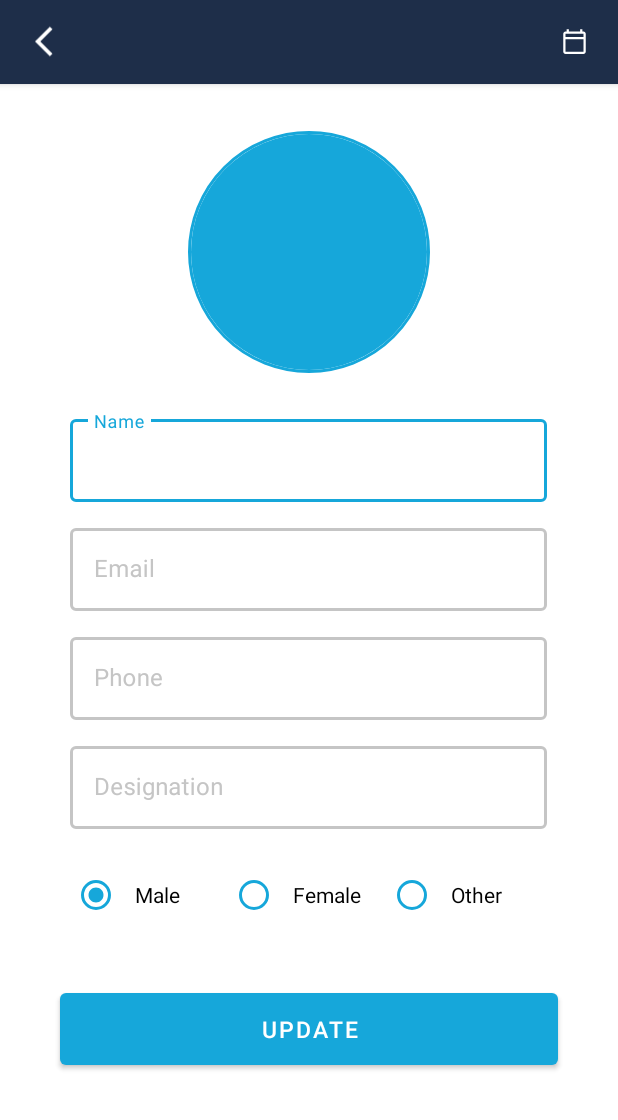
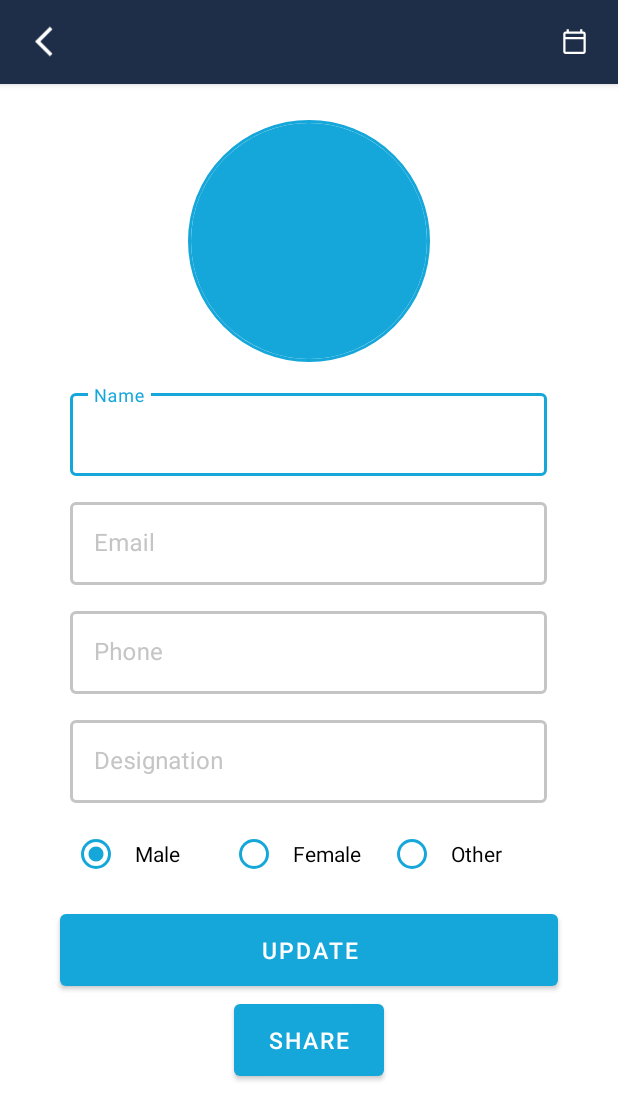
Before and after one commit to appcrafters-dev/RotaManager, an Android app: the EditStaffMember screen opened directly, with no data from a screen before it, on a phone screen of 412 x 824 dp. Shown: the top 1120 px of the screen. Run offline under Robolectric (Android 15) with nearby library versions, the phone set to English and light mode, and no system bars; our stand-ins replace CircleImageView, Firebase (no records; nobody signed in at launch, a user with empty details on screens opened directly); 8 statements that could not run were skipped.

Commit message:
Share button implemented ✅

```diff
--- a/app/src/main/java/com/deeppatel/rotamanager/admin/ManageStaff/EditStaffMember.java
+++ b/app/src/main/java/com/deeppatel/rotamanager/admin/ManageStaff/EditStaffMember.java
@@ -1,5 +1,8 @@
 package com.deeppatel.rotamanager.admin.ManageStaff;
 
+import android.content.ClipData;
+import android.content.ClipboardManager;
+import android.content.Context;
 import android.content.Intent;
 import android.os.Bundle;
 import android.util.Log;
@@ -24,10 +27,10 @@ import java.util.Map;
 
 public class EditStaffMember extends AppCompatActivity {
     private ImageView back, memberDpView;
-    private ImageView share;
+    private ImageView memberSchedule;
 
     private TextView nameView, emailView, designationView, phoneView,memberNameViewToolbar;
-    private Button update;
+    private Button update,share;
 
     //:TODO RadioButton loading
 
@@ -43,6 +46,7 @@ public class EditStaffMember extends AppCompatActivity {
         String designation = user.getDesignation();
         String gender = user.getGender();
         String uid = user.getUid();
+        String inviteCode = user.getInviteCode();
 
         nameView = findViewById(R.id.member_name);
         emailView = findViewById(R.id.member_email);
@@ -62,7 +66,8 @@ public class EditStaffMember extends AppCompatActivity {
         designationView.setText(designation);
 
         back = findViewById(R.id.backButtonToolbar);
-        share = findViewById(R.id.memberSchedule);
+        memberSchedule = findViewById(R.id.memberSchedule);
+        share = findViewById(R.id.member_share);
 
         update.setOnClickListener(new View.OnClickListener() {
             @Override
@@ -107,12 +112,22 @@ public class EditStaffMember extends AppCompatActivity {
                 finish();
             }
         });
-        share.setOnClickListener(new View.OnClickListener() {
+        memberSchedule.setOnClickListener(new View.OnClickListener() {
             @Override
             public void onClick(View view) {
                Navigate.to(EditStaffMember.this, MemberTimeTable.class, "user", user);
             }
         });
 
+        share.setOnClickListener(new View.OnClickListener() {
+            @Override
+            public void onClick(View view) {
+                ClipboardManager clipboard = (ClipboardManager) getSystemService(Context.CLIPBOARD_SERVICE);
+                Toast.makeText(getApplicationContext(),"Invite code copied to clipboard.",Toast.LENGTH_SHORT).show();
+                ClipData clip = ClipData.newPlainText("Invite code", inviteCode);
+                clipboard.setPrimaryClip(clip);
+            }
+        });
+
     }
 }
--- a/app/src/main/res/layout/activity_edit_staff_member.xml
+++ b/app/src/main/res/layout/activity_edit_staff_member.xml
@@ -68,7 +68,7 @@
         <com.google.android.material.textfield.TextInputLayout
             android:layout_width="wrap_content"
             android:layout_height="wrap_content"
-            android:layout_marginTop="25dp"
+            android:layout_marginTop="15dp"
             style="@style/LoginTextInputLayoutStyle">
 
             <com.google.android.material.textfield.TextInputEditText
@@ -138,7 +138,7 @@
             android:id="@+id/radioGroup"
             android:layout_width="wrap_content"
             android:layout_height="wrap_content"
-            android:layout_margin="20dp"
+            android:layout_margin="10dp"
             android:checkedButton="@+id/radio_button_1"
             android:orientation="horizontal">
 
@@ -175,13 +175,23 @@
             android:layout_width="match_parent"
             android:layout_height="wrap_content"
             android:layout_marginHorizontal="40dp"
-            android:layout_marginTop="15dp"
-            android:layout_marginBottom="20dp"
             android:height="60dp"
             android:padding="10dp"
             android:text="UPDATE"
             android:textSize="15sp"
             app:backgroundTint="@color/light_blue" />
 
+        <Button
+            android:id="@+id/member_share"
+            android:layout_width="100dp"
+            android:layout_height="wrap_content"
+            android:layout_marginHorizontal="40dp"
+            android:layout_marginBottom="20dp"
+            android:height="60dp"
+            android:padding="10dp"
+            android:text="Share"
+            android:textSize="15sp"
+            app:backgroundTint="@color/light_blue" />
+
     </LinearLayout>
 </FrameLayout>
```
